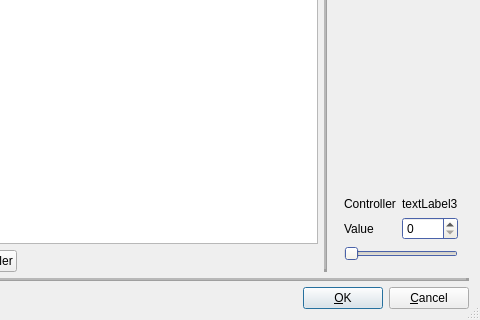
Above: muse2/muse/liste/editctrlbase.ui from emrum/muse before the change; both pictures show x 121 to 601 and y 93 to 413 of the 601 by 413 pixel window. Below: the same form after it.
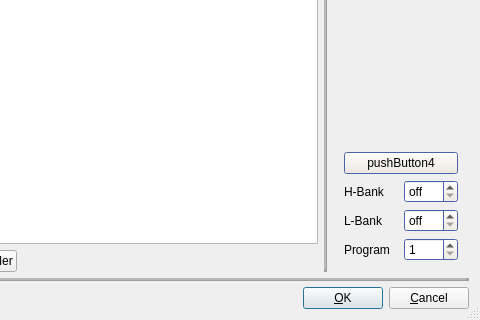
That is the form after the change. The open tabs and pages were chosen to show the change. Custom widgets are drawn as their Qt base class.

```diff
--- a/muse2/muse/liste/editctrlbase.ui
+++ b/muse2/muse/liste/editctrlbase.ui
@@ -578,7 +578,7 @@
        </item>
       </layout>
      </widget>
-     <widget class="QWidget" name="WStackPage">
+     <widget class="QWidget" name="WStackPage2">
       <property name="geometry">
        <rect>
         <x>0</x>
```
